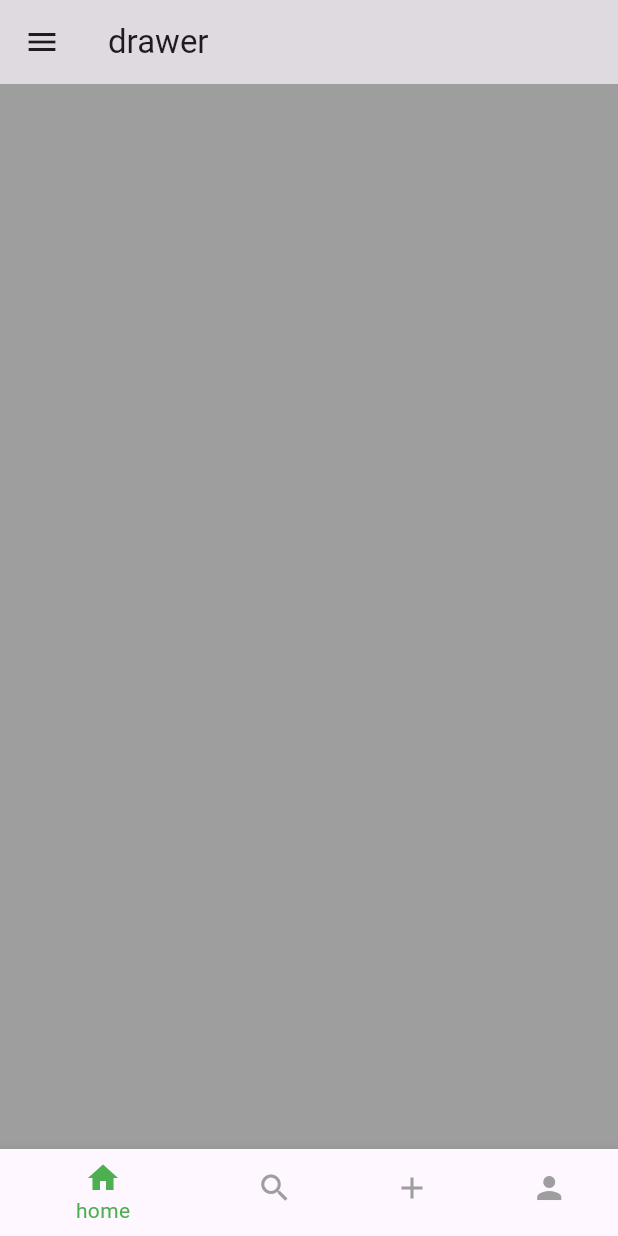
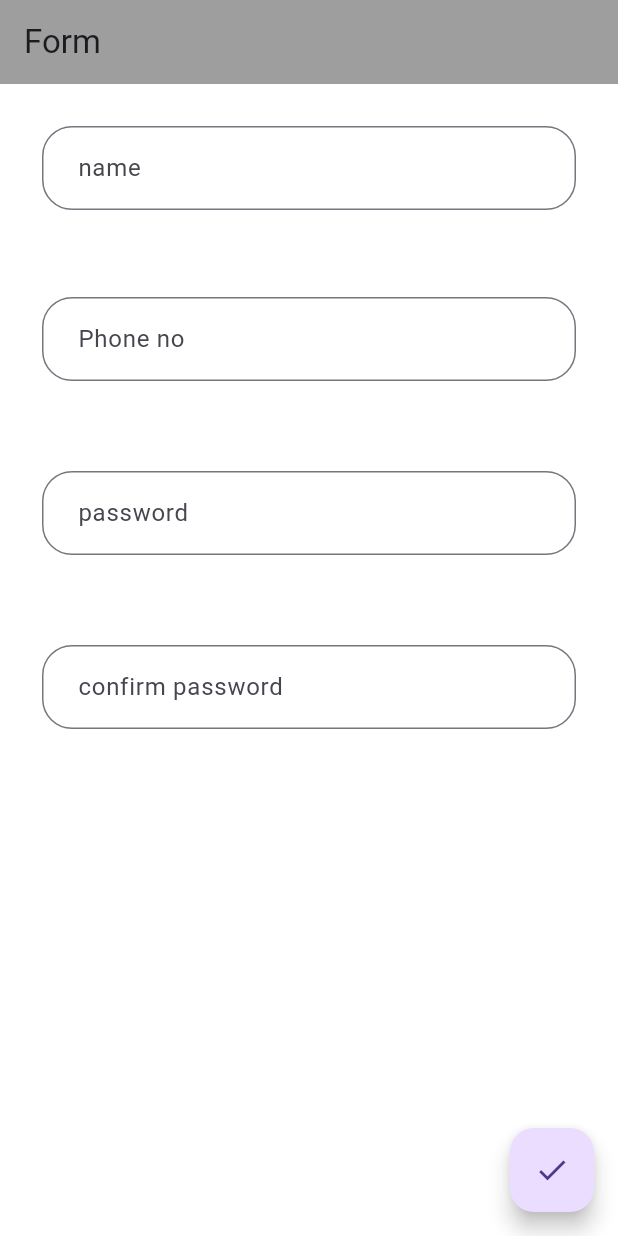
Before and after one commit to Abdusamadali/flutter_basic, a Flutter app: the screen it shows after launch, on a phone screen of 412 x 824 dp. Run offline on Flutter 3.47's test engine with Material 3 defaults, Android fonts, the phone set to English and light mode, and no system bars; our stand-ins replace animated_text_kit.

Commit message:
Form Widget added

```diff
--- a/lib/allPackage.dart
+++ b/lib/allPackage.dart
@@ -5,3 +5,5 @@ export 'package:leancode/dismissable.dart';
 export 'package:leancode/bottomSheetWiget.dart';
 export 'animatedText.dart';
 export 'package:leancode/BottomNavigation.dart';
+export 'package:leancode/dropdown.dart';
+export 'formWidget.dart';
--- /dev/null
+++ b/lib/formWidget.dart
@@ -0,0 +1,150 @@
+import 'package:flutter/material.dart';
+
+class formWidget extends StatefulWidget {
+  const formWidget({super.key});
+
+  @override
+  State<formWidget> createState() => _formWidgetState();
+}
+
+class _formWidgetState extends State<formWidget> {
+  var _password=TextEditingController();
+  final _formkey=GlobalKey<FormState>();
+  @override
+  Widget build(BuildContext context) {
+    return Scaffold(
+      appBar:AppBar(title: Text('Form '),backgroundColor: Colors.grey,),
+      body: Container(
+        color: Colors.white,
+         child: Form(
+           key: _formkey,
+           child: Column(
+             children: [
+               Padding(
+                 padding: const EdgeInsets.all(8.0),
+                 child: Container(
+                   color: Colors.white,
+                   margin: EdgeInsets.all(20),
+                   child: TextFormField(
+                     validator: (value) {
+                       if(value!.isEmpty){
+                         return 'enter name';
+                       }
+                       if(value.length<=3){
+                         return 'enter value greater then 3';
+                       }
+                       return null;
+                     },
+                     decoration: InputDecoration(
+                       label: Padding(
+                         padding: const EdgeInsets.only(left: 8.0),
+                         child: Text('name'),
+                       ),
+                       border: OutlineInputBorder(
+                         borderRadius: BorderRadius.circular(20)
+
+                       )
+                     ),
+                   ),
+                 ),
+               ),
+               Padding(
+
+                 padding: const EdgeInsets.only(top: 10,left: 8,right: 8,bottom: 10),
+                 child: Container(
+                   color: Colors.white,
+                   margin: EdgeInsets.all(20),
+                   child: TextFormField(
+                    keyboardType: TextInputType.phone,
+                     validator: (value) {
+                       if(value!.isEmpty){
+                         return 'enter mobile number';
+                       }
+                       if(value.length<=9){
+                         return 'enter value greater then 3';
+                       }
+                       return null;
+                     },
+                     decoration: InputDecoration(
+                         label:  Padding(
+                           padding: const EdgeInsets.only(left: 8.0),
+                           child: Text('Phone no'),
+                         ),
+                         border: OutlineInputBorder(
+                             borderRadius: BorderRadius.circular(20)
+                         )
+                     ),
+                   ),
+                 ),
+               ),
+               Padding(
+
+                 padding: const EdgeInsets.only(top: 10,left: 8,right: 8,bottom: 10),
+                 child: Container(
+                   color: Colors.white,
+                   margin: EdgeInsets.all(20),
+                   child: TextFormField(
+                     controller: _password,
+                     keyboardType: TextInputType.phone,
+                     validator: (value) {
+                       if(value!.isEmpty){
+                         return 'enter password';
+                       }
+                       if(value.length<=2){
+                         return 'enter value greater then 3';
+                       }
+                       return null;
+                     },
+                     decoration: InputDecoration(
+                         label:  Padding(
+                           padding: const EdgeInsets.only(left: 8.0),
+                           child: Text('password'),
+                         ),
+                         hintText: 'enter you password',
+                         border: OutlineInputBorder(
+                             borderRadius: BorderRadius.circular(20)
+                         )
+                     ),
+                   ),
+                 ),
+               ),
+               Padding(
+
+                 padding: const EdgeInsets.only(top: 10,left: 8,right: 8,bottom: 10),
+                 child: Container(
+                   color: Colors.white,
+                   margin: EdgeInsets.all(20),
+                   child: TextFormField(
+                     keyboardType: TextInputType.phone,
+                     validator: (String? value) {
+                       if(value!=_password.value.text){
+                         return 'enter same password';
+                       }
+
+                       return null;
+                     },
+                     decoration: InputDecoration(
+                         label:  Padding(
+                           padding: const EdgeInsets.only(left: 8.0),
+                           child: Text('confirm password'),
+                         ),
+                         border: OutlineInputBorder(
+                             borderRadius: BorderRadius.circular(20)
+                         )
+                     ),
+                   ),
+                 ),
+               )
+             ],
+           ),
+         ),
+      ),
+      floatingActionButton: FloatingActionButton(onPressed: (){
+          _formkey.currentState?.validate();
+      },
+      child: Icon(Icons.done),)
+      ,
+    );
+
+  }
+}
--- a/lib/main.dart
+++ b/lib/main.dart
@@ -1,4 +1,5 @@
 import 'package:flutter/material.dart';
+import 'package:leancode/SomeMethod.dart';
 import 'allPackage.dart';
 
 // void main() => runApp(myapp());
@@ -25,7 +26,7 @@ class myapp extends StatelessWidget {
   Widget build(BuildContext context) {
     return const MaterialApp(
       debugShowCheckedModeBanner: false,
-      home: navigation(),
+      home: formWidget(),
     );
   }
 }
```
Also changed, not shown: lib/SomeMethod.dart (added, +32 -0 lines), lib/dropdown.dart (added, +59 -0 lines).
